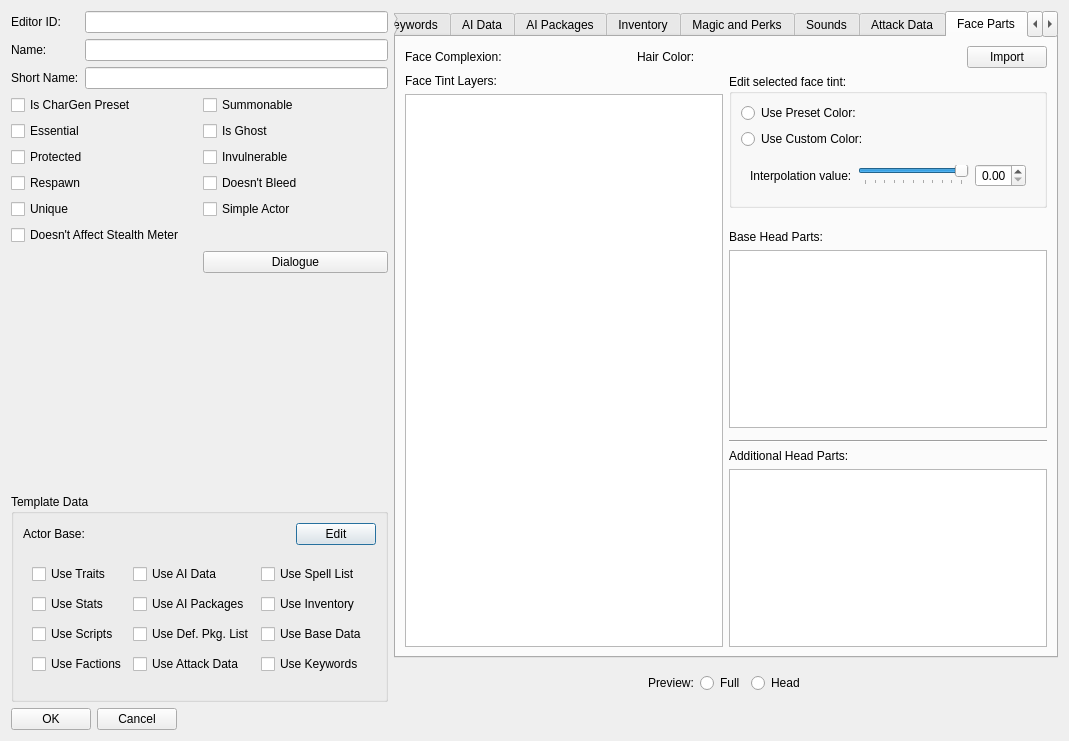
Above: native/src/DovahKit/ui/form_windows/actor_base.ui from DavidJCobb/DovahKit before the change. Below: the same form after it.
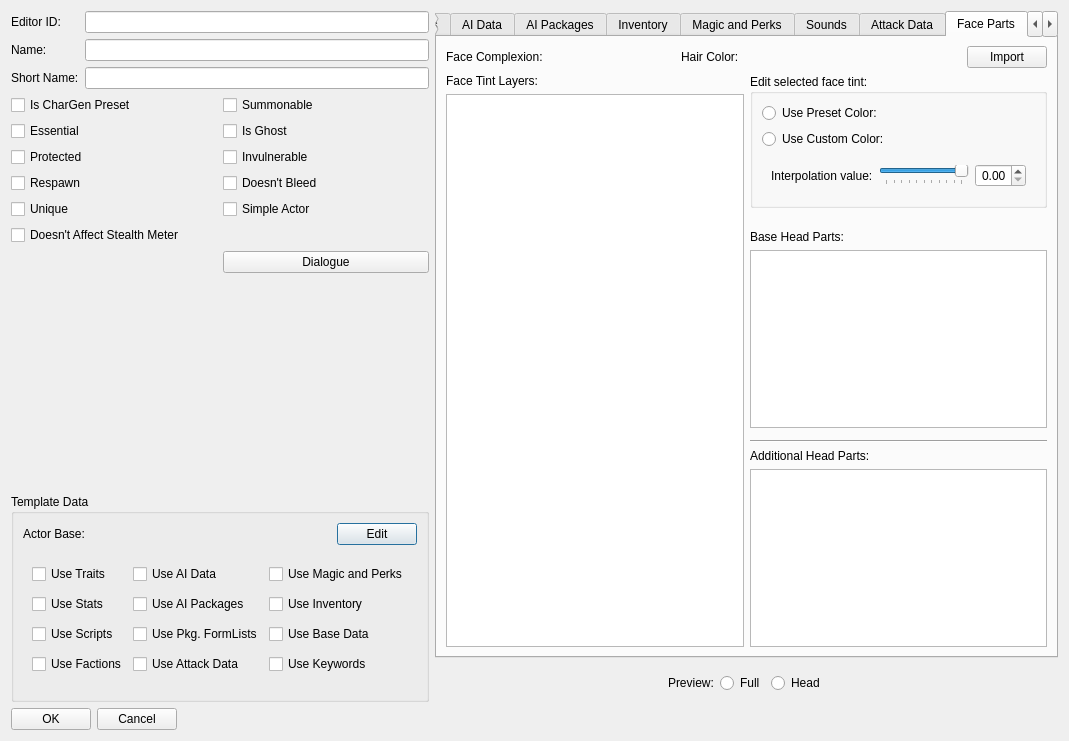
That is the form after the change. The open tabs and pages were chosen to show the change. Custom widgets are drawn as their Qt base class.

Commit message:
ActorBase template flag work
ActorBase backend now supports copying data from the template actor given any template flag, as well as copying data from the template actor based on the template flags we actually have set. (The latter calls the former.)

Renamed ActorBase::worn_armor to ActorBase::skin.

ActorBase UI now handles template data flags properly, except for some FaceGen stuff that still isn't done in general.

```diff
--- a/native/src/DovahKit/ui/form_windows/actor_base.ui
+++ b/native/src/DovahKit/ui/form_windows/actor_base.ui
@@ -90,7 +90,7 @@
            <item row="0" column="2">
             <widget class="QCheckBox" name="templateUseSpellList">
              <property name="text">
-              <string>Use Spell List</string>
+              <string>Use Magic and Perks</string>
              </property>
             </widget>
            </item>
@@ -107,7 +107,7 @@
               <string>Use Default AI Package List</string>
              </property>
              <property name="text">
-              <string>Use Def. Pkg. List</string>
+              <string>Use Pkg. FormLists</string>
              </property>
             </widget>
            </item>
@@ -2691,8 +2691,8 @@
            </property>
            <property name="minimumSize">
             <size>
-             <width>107</width>
-             <height>22</height>
+             <width>110</width>
+             <height>8</height>
             </size>
            </property>
            <property name="whatsThis">
@@ -2742,8 +2742,8 @@
            </property>
            <property name="minimumSize">
             <size>
-             <width>107</width>
-             <height>22</height>
+             <width>110</width>
+             <height>8</height>
             </size>
            </property>
            <property name="whatsThis">
@@ -2759,6 +2759,9 @@
            <property name="orientation">
             <enum>Qt::Horizontal</enum>
            </property>
+           <property name="sizeType">
+            <enum>QSizePolicy::Preferred</enum>
+           </property>
            <property name="sizeHint" stdset="0">
             <size>
              <width>40</width>
```
Left out of the diff: 36 changed lines with no effect on the pictures. The commit also changes 6 other files.
